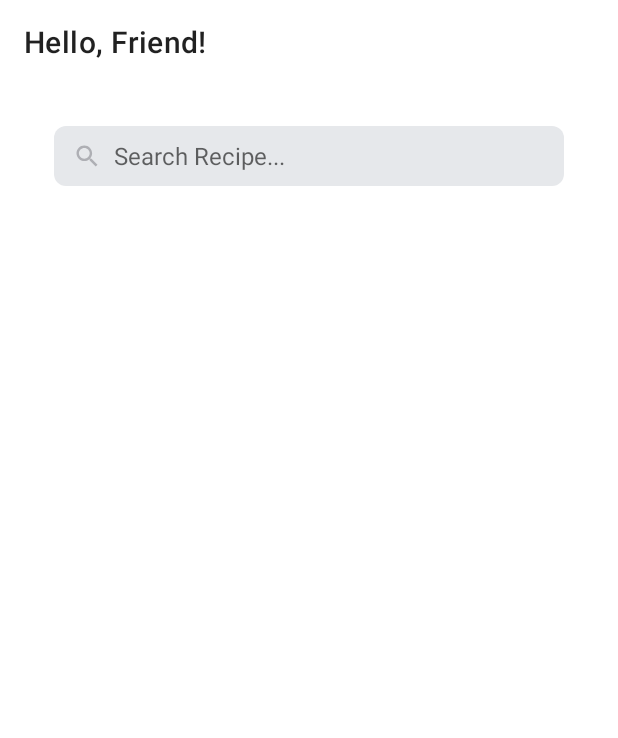
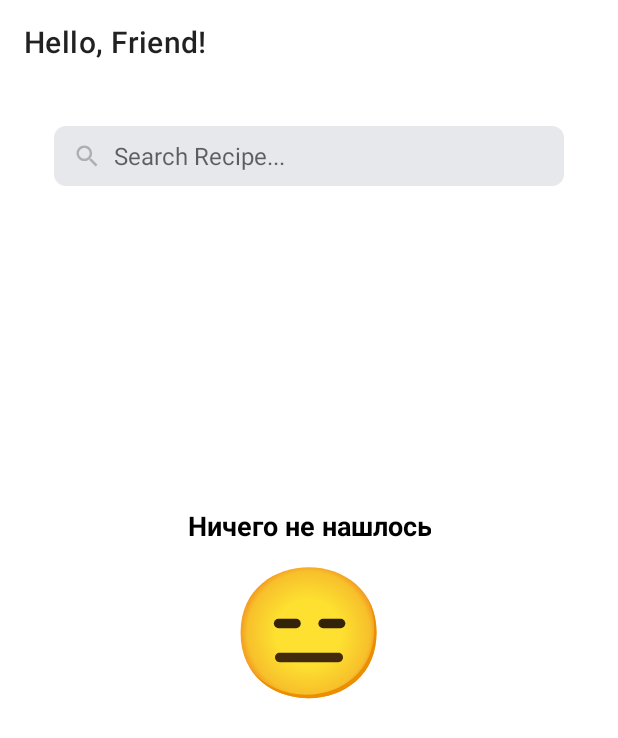
Before and after one commit to Evgen1994-McD/FoodSearch, an Android app built with Jetpack Compose: the screen it shows after launch (MainActivity), on a phone screen of 412 x 824 dp. Shown: the top 738 px of the screen. Run offline under Robolectric (Android 15) with nearby library versions, the phone set to English and light mode, and no system bars; our stand-ins replace Dagger/Hilt's generated code.

Commit message:
+ Плейс холдер

```diff
--- a/app/src/main/java/com/example/foodsearch/presentation/search/SearchFragment.kt
+++ b/app/src/main/java/com/example/foodsearch/presentation/search/SearchFragment.kt
@@ -7,6 +7,7 @@ import androidx.fragment.app.viewModels
 import android.os.Bundle
 import android.text.Editable
 import android.text.TextWatcher
+import android.util.Log
 import androidx.fragment.app.Fragment
 import android.view.LayoutInflater
 import android.view.View
@@ -137,29 +138,45 @@ private fun textChangeListener()=with(binding){
     }
             private fun observeRecipeSearchResults() {
                 viewModel.getLiveData.observe(viewLifecycleOwner) { newState ->
+Log.d("MyLog", "$newState")
+                    when (newState){
+                        is SearchScreenState.Loading -> {
+                            binding.rcView.makeGone()
+                            pbs.makeVisible()
 
-                    when (newState) {
-                        is SearchScreenState.Loading -> {
-                            pbs.makeVisible()
                         }
 
                         is SearchScreenState.ErrorNoEnternet -> {
                             if (newState.message == "Exception") {
+binding.im404.makeVisible()
+binding.tvNothingToShow.makeVisible()
                                 pbs.makeGone()
                             }
                         }
 
                         is SearchScreenState.ErrorNotFound -> {
                             if (newState.message == "retry") {
+                                binding.im404.makeVisible()
+                                binding.tvNothingToShow.makeVisible()
+
                                 pbs.makeGone()
                             } else if (newState.message == null) {
                                 pbs.makeGone()
+                                binding.im404.makeVisible()
+                                binding.tvNothingToShow.makeVisible()
+
                             }
                         }
 
 
                         is SearchScreenState.SearchResults -> {
                             pbs.makeGone()
+                            binding.im404.makeGone()
+                            binding.tvNothingToShow.makeGone()
+
+                            binding.rcView.makeVisible()
+
+
                             val recipeToDisplay = newState.data
                             if (recipeToDisplay != null) {
                                 lastState = recipeToDisplay
--- a/app/src/main/java/com/example/foodsearch/presentation/search/SearchViewModel.kt
+++ b/app/src/main/java/com/example/foodsearch/presentation/search/SearchViewModel.kt
@@ -1,5 +1,6 @@
 package com.example.foodsearch.presentation.search
 
+import android.util.Log
 import androidx.lifecycle.LiveData
 import androidx.lifecycle.MutableLiveData
 import androidx.lifecycle.ViewModel
@@ -46,6 +47,8 @@ class SearchViewModel @Inject constructor(
             mutableScreenState.postValue(SearchScreenState.Loading) // при начале запроса - выставляем лоадинг в тру
             searchInteractor.getRandomRecipes()
                 .collect{ pair->
+                    Log.d("MyLog", "${pair.second}")
+                    Log.d("MyLog", "${pair.first}")
                     if(pair.first==null && pair.second == "Exception" ){
                         mutableScreenState.postValue(SearchScreenState.ErrorNoEnternet(pair.second.toString()))
                     }
--- /dev/null
+++ b/app/src/main/res/drawable/ic_404.xml
@@ -0,0 +1,41 @@
+<vector xmlns:android="http://schemas.android.com/apk/res/android" android:height="40dp" android:viewportHeight="64" android:viewportWidth="64" android:width="40dp">
+
+    <path android:fillColor="#3e4f59" android:fillType="evenOdd" android:pathData="m10,9h49v6h-49z" android:strokeLineCap="round" android:strokeLineJoin="round" android:strokeWidth="2"/>
+
+    <path android:fillColor="#acbec2" android:fillType="evenOdd" android:pathData="m10,15h49v40h-49z" android:strokeLineCap="round" android:strokeLineJoin="round" android:strokeWidth="2.00001"/>
+
+    <path android:fillColor="#e8edee" android:fillType="evenOdd" android:pathData="m10,15v40h29.77a28.484,41.393 35.599,0 0,18.625 -40z" android:strokeColor="#00000000" android:strokeLineCap="round" android:strokeLineJoin="round" android:strokeWidth="2.00002"/>
+
+    <path android:fillColor="#000000" android:fillType="evenOdd" android:pathData="m12,8c-1.645,0 -3,1.355 -3,3v40c0,0.552 0.448,1 1,1 0.552,0 1,-0.448 1,-1v-40c0,-0.564 0.436,-1 1,-1h45c0.564,0 1,0.436 1,1v3h-42c-0.552,0 -1,0.448 -1,1 0,0.552 0.448,1 1,1h42v37c0,0.564 -0.436,1 -1,1h-49c-0.552,0 -1,0.448 -1,1 0,0.552 0.448,1 1,1h49c1.645,0 3,-1.355 3,-3 0,-14 0,-28 0,-42 0,-1.645 -1.355,-3 -3,-3z" android:strokeLineCap="round" android:strokeLineJoin="round"/>
+
+    <path android:fillColor="#ed7161" android:fillType="evenOdd" android:pathData="m55,11c-0.552,0 -1,0.448 -1,1 0,0.552 0.448,1 1,1 0.552,0 1,-0.448 1,-1 0,-0.552 -0.448,-1 -1,-1z" android:strokeLineCap="round" android:strokeLineJoin="round"/>
+
+    <path android:fillColor="#ecba16" android:fillType="evenOdd" android:pathData="m51,11c-0.552,0 -1,0.448 -1,1 0,0.552 0.448,1 1,1 0.552,0 1,-0.448 1,-1 0,-0.552 -0.448,-1 -1,-1z" android:strokeLineCap="round" android:strokeLineJoin="round"/>
+
+    <path android:fillColor="#42b05c" android:fillType="evenOdd" android:pathData="m47,11c-0.552,0 -1,0.448 -1,1 0,0.552 0.448,1 1,1 0.552,0 1,-0.448 1,-1 0,-0.552 -0.448,-1 -1,-1z" android:strokeLineCap="round" android:strokeLineJoin="round"/>
+
+    <path android:fillColor="#000000" android:fillType="evenOdd" android:pathData="m5,54a1,1 0,0 0,-1 1,1 1,0 0,0 1,1 1,1 0,0 0,1 -1,1 1,0 0,0 -1,-1z" android:strokeLineCap="round" android:strokeLineJoin="round"/>
+
+    <path android:fillColor="#000000" android:fillType="evenOdd" android:pathData="m13,14c-0.552,0 -1,0.448 -1,1 0,0.552 0.448,1 1,1 0.552,0 1,-0.448 1,-1 0,-0.552 -0.448,-1 -1,-1z" android:strokeLineCap="round" android:strokeLineJoin="round"/>
+
+    <path android:fillColor="#0075d3" android:fillType="evenOdd" android:pathData="M22,24L47,24A2,2 0,0 1,49 26L49,44A2,2 0,0 1,47 46L22,46A2,2 0,0 1,20 44L20,26A2,2 0,0 1,22 24z" android:strokeColor="#00000000" android:strokeLineCap="round" android:strokeLineJoin="round" android:strokeWidth="2"/>
+
+    <path android:fillColor="#0588e2" android:fillType="evenOdd" android:pathData="m22,24c-1.108,0 -2,0.892 -2,2v18c0,1.108 0.892,2 2,2h19.584A19.317,16.375 0,0 0,46.221 35.367,19.317 16.375,0 0,0 40.803,24Z" android:strokeColor="#00000000" android:strokeLineCap="round" android:strokeLineJoin="round" android:strokeWidth="2"/>
+
+    <path android:fillColor="#fe73c5" android:fillType="evenOdd" android:pathData="M20,24h29v6h-29z" android:strokeLineCap="round" android:strokeLineJoin="round" android:strokeWidth="2"/>
+
+    <path android:fillColor="#fe93d3" android:fillType="evenOdd" android:pathData="m20,24v6h24.59a14,8.5 0,0 0,0.109 -1,14 8.5,0 0,0 -2.68,-5z" android:strokeLineCap="round" android:strokeLineJoin="round" android:strokeWidth="2"/>
+
+    <path android:fillColor="#918383" android:fillType="evenOdd" android:pathData="m20,30h29" android:strokeLineCap="round" android:strokeLineJoin="round" android:strokeWidth="2"/>
+
+    <path android:fillColor="#000000" android:fillType="evenOdd" android:pathData="m22,23c-1.645,0 -3,1.355 -3,3 0,1.972 0,3.944 0,5.916 0,0.552 0.448,1 1,1 0.552,0 1,-0.448 1,-1L21,31h27v6c0,0.552 0.448,1 1,1 0.552,0 1,-0.448 1,-1 0,-3.667 0,-7.333 0,-11 0,-1.645 -1.355,-3 -3,-3zM22,25h25c0.571,0 1,0.429 1,1v3h-27v-3c0,-0.571 0.429,-1 1,-1zM20,35c-0.552,0 -1,0.448 -1,1v8c0,1.645 1.355,3 3,3h25c1.645,0 3,-1.355 3,-3v-3c0,-0.552 -0.448,-1 -1,-1 -0.552,0 -1,0.448 -1,1v3c0,0.571 -0.429,1 -1,1h-25c-0.571,0 -1,-0.429 -1,-1v-8c0,-0.552 -0.448,-1 -1,-1z" android:strokeLineCap="round" android:strokeLineJoin="round"/>
+
+    <path android:fillColor="#000000" android:fillType="evenOdd" android:pathData="m25.936,33.002c-0.452,0.029 -0.828,0.359 -0.916,0.803l-1,5C23.896,39.423 24.369,40 25,40h3v2c0,0.552 0.448,1 1,1 0.552,0 1,-0.448 1,-1 0,-1.667 0,-3.333 0,-5 0,-0.552 -0.448,-1 -1,-1 -0.552,0 -1,0.448 -1,1v1h-1.781l0.762,-3.805c0.108,-0.541 -0.244,-1.068 -0.785,-1.176 -0.085,-0.017 -0.173,-0.023 -0.26,-0.018z" android:strokeLineCap="round" android:strokeLineJoin="round"/>
+
+    <path android:fillColor="#ffc343" android:fillType="evenOdd" android:pathData="m35,34c1.108,0 2,0.892 2,2v3c0,1.108 -0.892,2 -2,2 -1.108,0 -2,-0.892 -2,-2v-3c0,-1.108 0.892,-2 2,-2z" android:strokeColor="#00000000" android:strokeLineCap="round" android:strokeLineJoin="round" android:strokeWidth="2"/>
+
+    <path android:fillColor="#000000" android:fillType="evenOdd" android:pathData="m35,33c-1.645,0 -3,1.355 -3,3v3c0,1.645 1.355,3 3,3 1.645,0 3,-1.355 3,-3v-3a1,1 0,0 0,-1 -1,1 1,0 0,0 -1,1v3c0,0.571 -0.429,1 -1,1 -0.571,0 -1,-0.429 -1,-1v-3c0,-0.571 0.429,-1 1,-1a1,1 0,0 0,1 -1,1 1,0 0,0 -1,-1z" android:strokeLineCap="round" android:strokeLineJoin="round"/>
+
+    <path android:fillColor="#000000" android:fillType="evenOdd" android:pathData="m41.936,33.002c-0.452,0.029 -0.828,0.359 -0.916,0.803l-1,5C39.896,39.423 40.369,40 41,40h3v2c0,0.552 0.448,1 1,1 0.552,0 1,-0.448 1,-1 0,-1.667 0,-3.333 0,-5 0,-0.552 -0.448,-1 -1,-1 -0.552,0 -1,0.448 -1,1v1h-1.781l0.762,-3.805c0.108,-0.541 -0.244,-1.068 -0.785,-1.176 -0.085,-0.017 -0.173,-0.023 -0.26,-0.018z" android:strokeLineCap="round" android:strokeLineJoin="round"/>
+
+</vector>
--- /dev/null
+++ b/app/src/main/res/drawable/ph_not_found.xml
@@ -0,0 +1,41 @@
+<vector xmlns:android="http://schemas.android.com/apk/res/android"
+    xmlns:aapt="http://schemas.android.com/aapt"
+    android:width="800dp"
+    android:height="800dp"
+    android:viewportWidth="128"
+    android:viewportHeight="128">
+  <path
+      android:pathData="M63.6,118.8c-27.9,0 -58,-17.5 -58,-55.9S35.7,7 63.6,7c15.5,0 29.8,5.1 40.4,14.4c11.5,10.2 17.6,24.6 17.6,41.5s-6.1,31.2 -17.6,41.4c-10.6,9.3 -25,14.5 -40.4,14.5z">
+    <aapt:attr name="android:fillColor">
+      <gradient
+          android:centerX="63.6"
+          android:centerY="62.9"
+          android:gradientRadius="56.96"
+          android:type="radial">
+        <item android:offset="0.5" android:color="#FFFDE030"/>
+        <item android:offset="0.92" android:color="#FFF7C02B"/>
+        <item android:offset="1" android:color="#FFF4A223"/>
+      </gradient>
+    </aapt:attr>
+  </path>
+  <path
+      android:pathData="M111.49,29.67c5.33,8.6 8.11,18.84 8.11,30.23c0,16.9 -6.1,31.2 -17.6,41.4c-10.6,9.3 -25,14.5 -40.4,14.5c-18.06,0 -37,-7.35 -48.18,-22.94c10.76,17.66 31,25.94 50.18,25.94c15.4,0 29.8,-5.2 40.4,-14.5c11.5,-10.2 17.6,-24.5 17.6,-41.4c0,-12.74 -3.47,-24.06 -10.11,-33.23z"
+      android:fillColor="#eb8f00"/>
+  <path
+      android:pathData="M38,55h15"
+      android:strokeLineJoin="round"
+      android:strokeWidth="8"
+      android:fillColor="#00000000"
+      android:strokeColor="#35220b"
+      android:strokeLineCap="round"/>
+  <path
+      android:pathData="M76,55h15"
+      android:strokeLineJoin="round"
+      android:strokeWidth="8"
+      android:fillColor="#00000000"
+      android:strokeColor="#35220b"
+      android:strokeLineCap="round"/>
+  <path
+      android:pathData="M89,88H39c-2.21,0 -4,-1.79 -4,-4s1.79,-4 4,-4h50c2.21,0 4,1.79 4,4s-1.79,4 -4,4z"
+      android:fillColor="#422b0d"/>
+</vector>
--- a/app/src/main/res/layout/fragment_search.xml
+++ b/app/src/main/res/layout/fragment_search.xml
@@ -16,6 +16,18 @@
         app:layout_constraintStart_toStartOf="parent"
         app:layout_constraintTop_toTopOf="parent" />
 
+    <androidx.recyclerview.widget.RecyclerView
+        android:id="@+id/rcView"
+        android:layout_width="0dp"
+        android:layout_height="0dp"
+        android:visibility="visible"
+        app:layout_constraintBottom_toBottomOf="parent"
+        app:layout_constraintEnd_toEndOf="parent"
+        app:layout_constraintHorizontal_bias="0.0"
+        app:layout_constraintStart_toStartOf="parent"
+        app:layout_constraintTop_toBottomOf="@+id/inputEditText"
+        app:layout_constraintVertical_bias="0.0" />
+
     <ProgressBar
         android:id="@+id/pbs"
         style="?android:attr/progressBarStyle"
@@ -24,13 +36,33 @@
         android:visibility="gone"
         app:layout_constraintBottom_toBottomOf="parent"
         app:layout_constraintEnd_toEndOf="parent"
-        app:layout_constraintStart_toStartOf="parent" />
+        app:layout_constraintStart_toStartOf="parent"
+        app:layout_constraintTop_toTopOf="parent" />
 
-    <androidx.recyclerview.widget.RecyclerView
-        android:id="@+id/rcView"
-        android:layout_width="0dp"
-        android:layout_height="0dp"
-        app:layout_constraintBottom_toBottomOf="parent"
+    <ImageView
+        android:id="@+id/im404"
+        android:layout_width="100dp"
+        android:layout_height="100dp"
+        android:layout_marginTop="10dp"
+        android:visibility="visible"
+        app:layout_constraintEnd_toEndOf="@+id/tv_nothing_to_show"
+        app:layout_constraintStart_toStartOf="@+id/tv_nothing_to_show"
+        app:layout_constraintTop_toBottomOf="@+id/tv_nothing_to_show"
+
+        android:src="@drawable/ph_not_found"
+        tools:visibility="visible" />
+
+    <TextView
+        android:id="@+id/tv_nothing_to_show"
+        android:layout_width="wrap_content"
+        android:layout_height="wrap_content"
+        android:layout_marginTop="206dp"
+        android:gravity="center_horizontal"
+        android:text="@string/nothing_to_show"
+        android:textColor="@color/black"
+        android:textSize="18sp"
+        android:textStyle="bold"
+        android:visibility="visible"
         app:layout_constraintEnd_toEndOf="parent"
         app:layout_constraintStart_toStartOf="parent"
         app:layout_constraintTop_toBottomOf="@+id/inputEditText" />
--- a/app/src/main/res/values/strings.xml
+++ b/app/src/main/res/values/strings.xml
@@ -4,5 +4,9 @@
     <string name="servings"> Servings</string>
     <string name="minutes"> Minutes</string>
     <string name="cost"> $</string>
+    <string name="nothing_to_show">Ничего не нашлось</string>
     <string name="info">Information</string>
+
+
+
 </resources>
```
